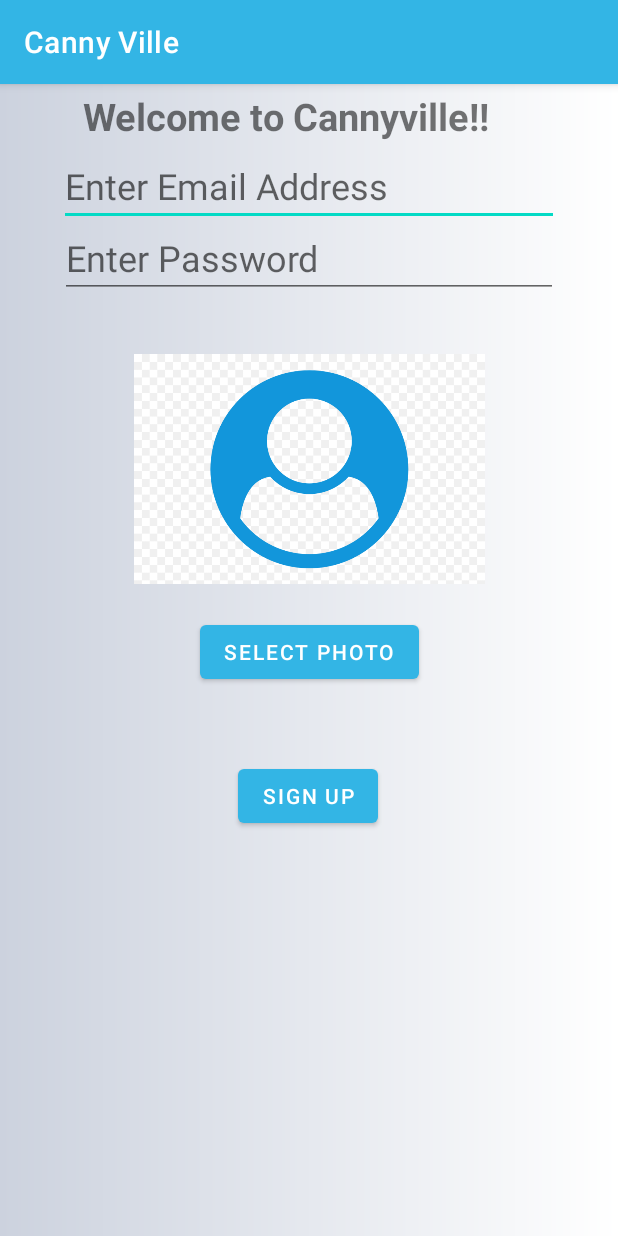
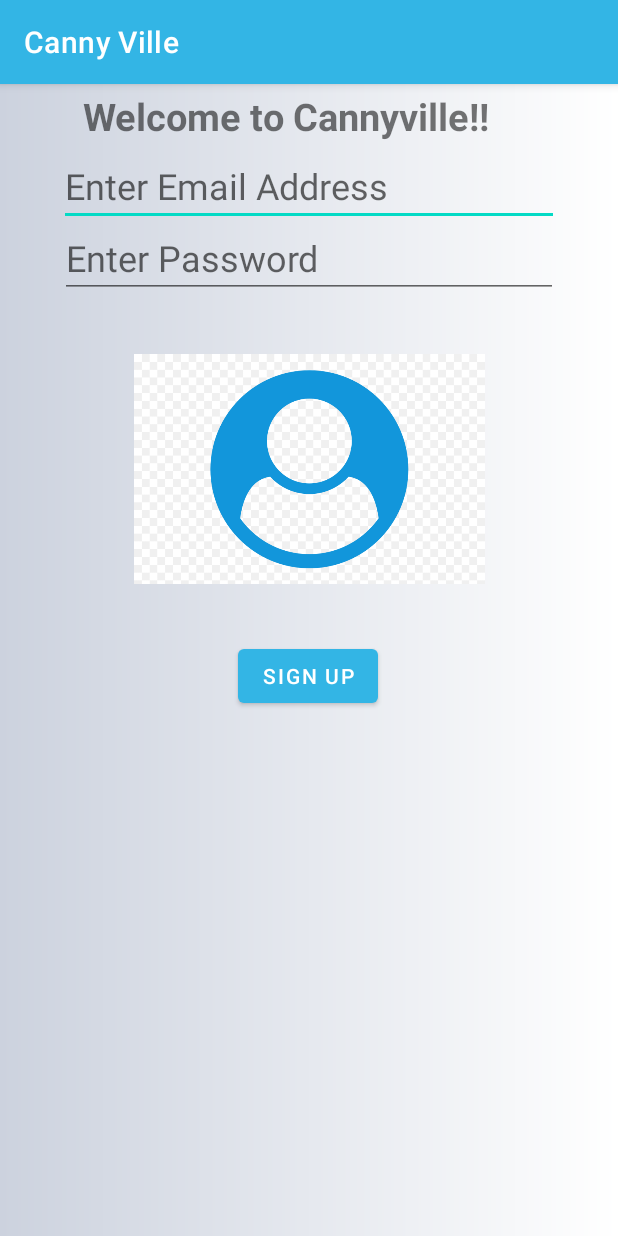
Before and after one commit to Nyandago/Cannyville, an Android app: the screen it shows after launch (Login), on a phone screen of 412 x 824 dp. Run offline under Robolectric (Android 15) with nearby library versions, the phone set to English and light mode, and no system bars; our stand-ins replace Firebase (no records; nobody signed in at launch, a user with empty details on screens opened directly).

Commit message:
Login Activity

```diff
--- a/app/src/main/java/com/cannybits/cannyville/Login.kt
+++ b/app/src/main/java/com/cannybits/cannyville/Login.kt
@@ -22,7 +22,7 @@ import java.util.*
 
 class Login : AppCompatActivity() {
 
-    private lateinit var uploadPhoto: Button
+
     private lateinit var signUpEmail: EditText
     private lateinit var signUpPassword: EditText
     private lateinit var signUp : Button
@@ -56,11 +56,7 @@ class Login : AppCompatActivity() {
              loadImage()
         })
 
-        uploadPhoto.setOnClickListener(
-            View.OnClickListener {
-                loadImage()
-            }
-        )
+
     }
 
     private fun signUpUserToFirebase(email: String, password: String){
@@ -143,7 +139,6 @@ class Login : AppCompatActivity() {
     }
 
     private fun initView(){
-        uploadPhoto = btnUserImage
         signUp = btnSignUp
         signUpEmail = etEmailSignup
         signUpPassword = etPasswordSignup
--- a/app/src/main/res/layout/activity_login.xml
+++ b/app/src/main/res/layout/activity_login.xml
@@ -39,12 +39,12 @@
         android:id="@+id/btnSignUp"
         android:layout_width="wrap_content"
         android:layout_height="wrap_content"
-        android:layout_marginTop="48dp"
+        android:layout_marginTop="24dp"
         android:text="Sign Up"
         app:layout_constraintEnd_toEndOf="parent"
         app:layout_constraintHorizontal_bias="0.498"
         app:layout_constraintStart_toStartOf="parent"
-        app:layout_constraintTop_toBottomOf="@+id/btnUserImage" />
+        app:layout_constraintTop_toBottomOf="@+id/imgUserPhoto" />
 
     <ImageView
         android:id="@+id/imgUserPhoto"
@@ -70,15 +70,4 @@
         app:layout_constraintStart_toStartOf="parent"
         app:layout_constraintTop_toTopOf="parent" />
 
-    <Button
-        android:id="@+id/btnUserImage"
-        android:layout_width="wrap_content"
-        android:layout_height="wrap_content"
-        android:layout_marginTop="8dp"
-        android:text="Select photo"
-        app:layout_constraintEnd_toEndOf="parent"
-        app:layout_constraintHorizontal_bias="0.5"
-        app:layout_constraintStart_toStartOf="parent"
-        app:layout_constraintTop_toBottomOf="@+id/imgUserPhoto" />
-
 </androidx.constraintlayout.widget.ConstraintLayout>
```
